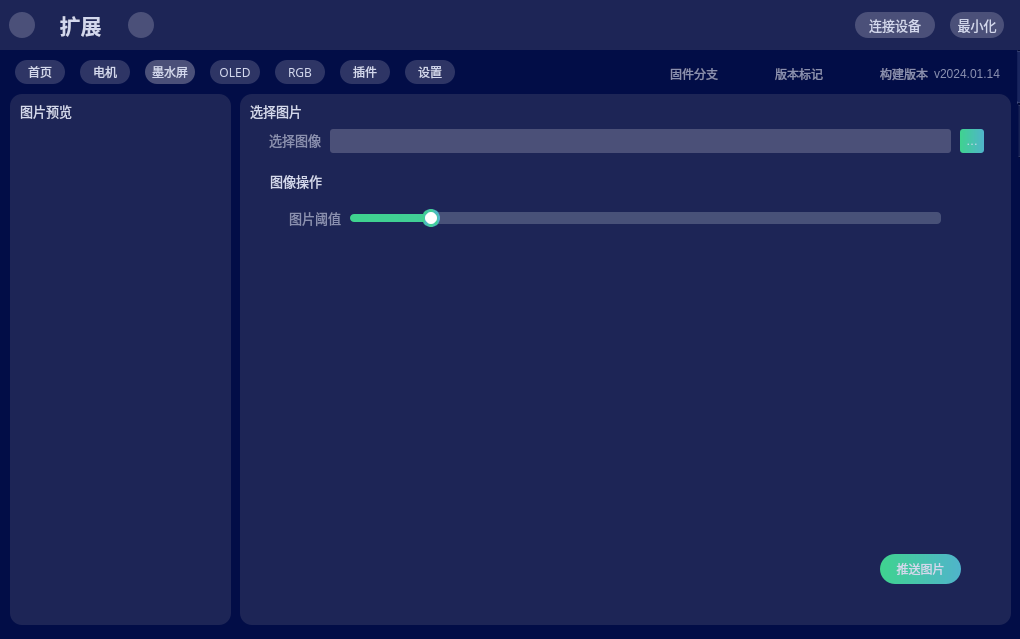
This is ui/mainwindow.ui in Huiyicc/hw75-tools as Qt 5 draws it before an edit. The edited form follows.
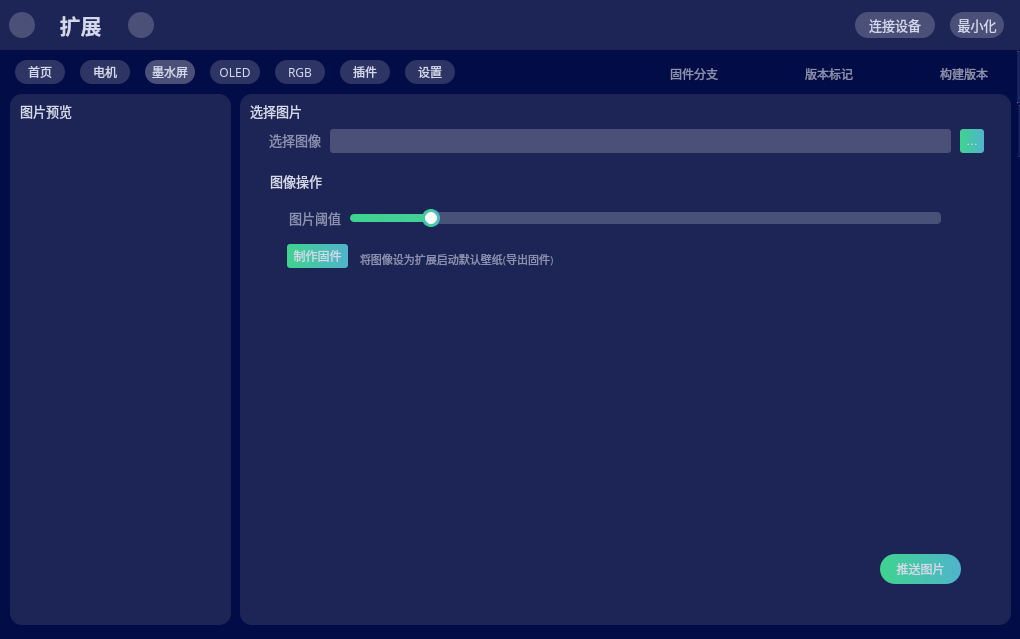
This is the edited form. The open tabs and pages were chosen to show the change. Icons and pictures are not drawn.

Commit message: upd: - 更新导出固件

What changed in the file:
```diff
--- a/ui/mainwindow.ui
+++ b/ui/mainwindow.ui
@@ -2003,6 +2003,51 @@
            <string>推送图片</string>
           </property>
          </widget>
+         <widget class="QPushButton" name="ctrl_eink_button_save_firmware">
+          <property name="geometry">
+           <rect>
+            <x>27</x>
+            <y>80</y>
+            <width>61</width>
+            <height>24</height>
+           </rect>
+          </property>
+          <property name="styleSheet">
+           <string notr="true">background:qlineargradient(x1:0, y1:1, x2:1, y2:1, stop:0 #3fd38f, stop:1 #50b4cb);
+color: rgb(211, 216, 237);
+border-radius: 3px;
+border: none;</string>
+          </property>
+          <property name="text">
+           <string>制作固件</string>
+          </property>
+         </widget>
+         <widget class="QLabel" name="label_16">
+          <property name="geometry">
+           <rect>
+            <x>100</x>
+            <y>80</y>
+            <width>221</width>
+            <height>31</height>
+           </rect>
+          </property>
+          <property name="font">
+           <font>
+            <family>黑体</family>
+            <pointsize>8</pointsize>
+           </font>
+          </property>
+          <property name="styleSheet">
+           <string notr="true">background:rgb(29, 37, 86);
+color:rgb(138, 144, 176);</string>
+          </property>
+          <property name="text">
+           <string>将图像设为扩展启动默认壁纸(导出固件)</string>
+          </property>
+          <property name="alignment">
+           <set>Qt::AlignLeading|Qt::AlignLeft|Qt::AlignVCenter</set>
+          </property>
+         </widget>
         </widget>
        </widget>
       </widget>
@@ -2892,7 +2937,7 @@
            <string notr="true">color:rgb(138, 144, 176);</string>
           </property>
           <property name="text">
-           <string>v2024.01.14</string>
+           <string/>
           </property>
          </widget>
         </item>
```
Left out of the diff: 2 changed lines with no effect on the pictures. The commit also changes 17 other files.
